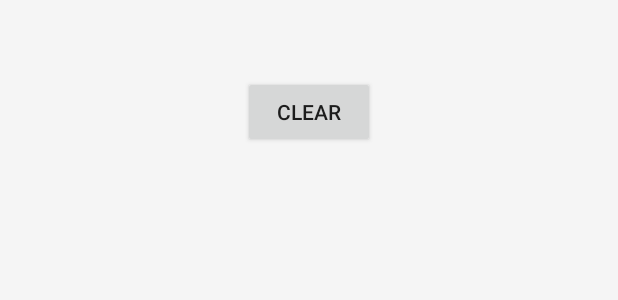
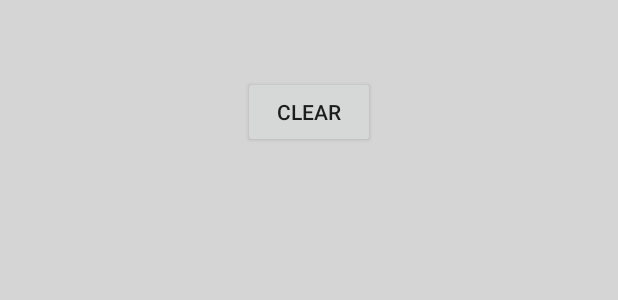
Before and after one commit to jyotirmoy-paul/DoodleMe, an Android app: the layout fragment_doodle_drawing.xml on its own in the app's theme, with its tools: preview values and no code run, on a phone screen of 412 x 824 dp. Shown: the top 300 px of the screen. Run offline under Robolectric (Android 15) with nearby library versions, the phone set to English and light mode, and no system bars.

```diff
--- a/DoodleMeApp/app/src/main/java/paul/cipherresfeber/doodleme/CNNModel/Predictor.java
+++ b/DoodleMeApp/app/src/main/java/paul/cipherresfeber/doodleme/CNNModel/Predictor.java
@@ -37,7 +37,7 @@
     private boolean isPredictionDone;
     private ArrayList<LabelProbability> topPredictions;
 
-    private final int MIN_DRAWN_PIXEL = 30;
+    private final int MIN_DRAWN_PIXEL = 35;
 
     // CONSTRUCTOR
     // initialize the model here
--- a/DoodleMeApp/app/src/main/java/paul/cipherresfeber/doodleme/Utility/Constants.java
+++ b/DoodleMeApp/app/src/main/java/paul/cipherresfeber/doodleme/Utility/Constants.java
@@ -5,5 +5,7 @@
     public static final String DOODLE_NAME = "doodle_name";
     public static final String TFLITE_MODEL_NAME = "cnn-model.tflite";
     public static final String MODEL_LABEL_FILE_NAME = "labels.txt";
+    public static final String DOODLE_RESULT_KEEPER_INTERFACE = "interface_result_keeper";
+    public static final String RESULT_DATA = "result_data";
 
 }
--- a/DoodleMeApp/app/src/main/res/layout/fragment_doodle_drawing.xml
+++ b/DoodleMeApp/app/src/main/res/layout/fragment_doodle_drawing.xml
@@ -1,15 +1,16 @@
 <?xml version="1.0" encoding="utf-8"?>
-<LinearLayout
+<RelativeLayout
+    android:background="#d5d5d5"
     android:gravity="center"
     android:focusable="true"
     android:clickable="true"
-    android:background="#f5f5f5"
     xmlns:android="http://schemas.android.com/apk/res/android"
     android:orientation="vertical"
     android:layout_width="match_parent"
     android:layout_height="match_parent">
 
     <LinearLayout
+        android:id="@+id/linearLayout"
         android:gravity="center"
         android:layout_width="match_parent"
         android:layout_height="150dp">
@@ -23,9 +24,19 @@
     </LinearLayout>
 
     <paul.cipherresfeber.doodleme.Views.DrawingCanvas
-        android:layout_weight="1"
+        android:layout_below="@id/linearLayout"
         android:id="@+id/drawingCanvas"
         android:layout_width="match_parent"
-        android:layout_height="0dp" />
+        android:layout_height="match_parent" />
 
-</LinearLayout>
+    <TextView
+        android:id="@+id/txvPredictions"
+        android:textStyle="bold"
+        android:gravity="center"
+        android:textSize="20sp"
+        android:layout_marginBottom="10dp"
+        android:layout_alignParentBottom="true"
+        android:layout_width="match_parent"
+        android:layout_height="wrap_content" />
+
+</RelativeLayout>
--- a/DoodleMeApp/app/src/main/res/values/colors.xml
+++ b/DoodleMeApp/app/src/main/res/values/colors.xml
@@ -1,6 +1,6 @@
 <?xml version="1.0" encoding="utf-8"?>
 <resources>
-    <color name="colorPrimary">#008577</color>
-    <color name="colorPrimaryDark">#00574B</color>
-    <color name="colorAccent">#D81B60</color>
+    <color name="colorPrimaryDark">#0031ca</color>
+    <color name="colorPrimary">#3d5afe</color>
+    <color name="colorAccent">#8187ff</color>
 </resources>
```
Also changed, not shown: DoodleMeApp/app/src/main/java/paul/cipherresfeber/doodleme/CustomData/ResultData.java (added, +31 -0 lines), DoodleMeApp/app/src/main/java/paul/cipherresfeber/doodleme/Fragments/DoodleDrawingFragment.java (+47 -14 lines), DoodleMeApp/app/src/main/java/paul/cipherresfeber/doodleme/Fragments/ResultFragment.java (+22 -0 lines), DoodleMeApp/app/src/main/java/paul/cipherresfeber/doodleme/MainActivity.java (+60 -7 lines), DoodleMeApp/app/src/main/java/paul/cipherresfeber/doodleme/Utility/DoodleDrawingKeeper.java (added, +9 -0 lines), DoodleMeApp/app/src/main/res/layout/activity_main.xml (+18 -0 lines), DoodleMeApp/app/src/main/res/layout/fragment_result.xml (+5 -2 lines).
